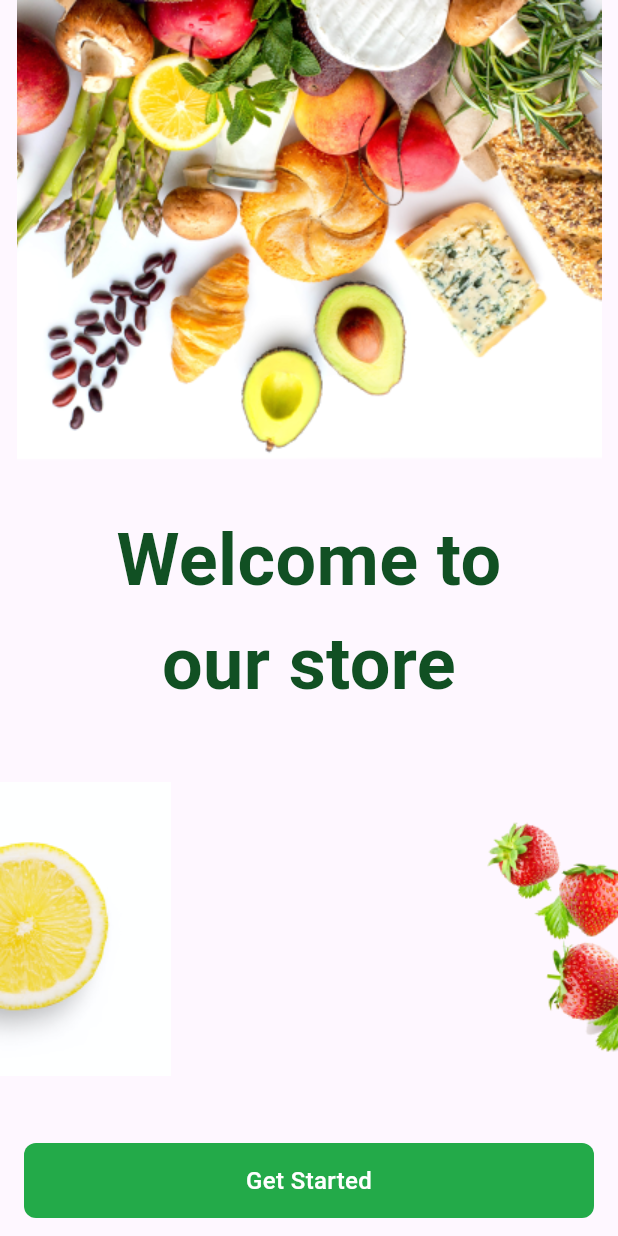
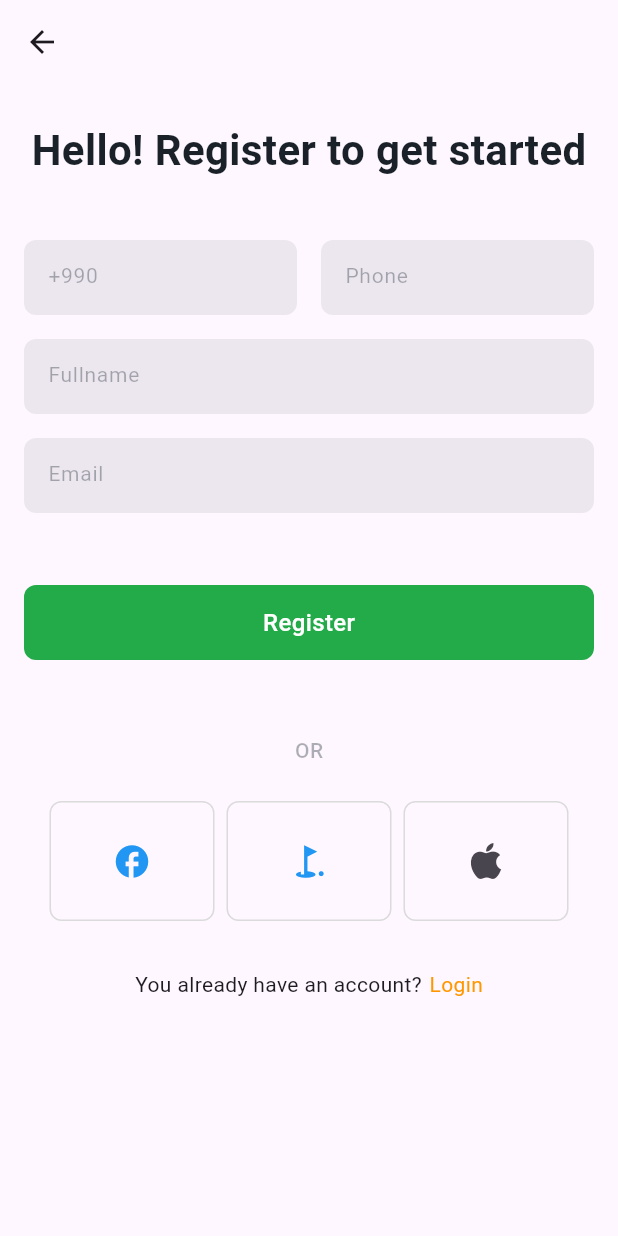
Before and after one commit to danicsaki/flutter_structure_cubit, a Flutter app: the screen it shows after launch, after a tap on "Get Started", on a phone screen of 412 x 824 dp. Run offline on Flutter 3.47's test engine with Material 2 defaults, Android fonts, the phone set to English and light mode, and no system bars; our stand-ins replace flutter_svg.

Commit message:
add_splash_onboarding_register_pages

```diff
--- /dev/null
+++ b/lib/config/app_router.dart
@@ -0,0 +1,49 @@
+import 'package:app_structure_example/screens/screens.dart';
+import 'package:flutter/material.dart';
+
+class AppRouter {
+  static Route onGenerateRoute(RouteSettings settings) {
+    debugPrint('The Route is: ${settings.name}');
+
+    switch (settings.name) {
+      case '/':
+        return SplashScreen.route();
+
+      case OnboardingScreen.routeName:
+        return OnboardingScreen.route();
+      case RegisterScreen.routeName:
+        return RegisterScreen.route();
+      // case CheckoutScreen.routeName:
+      //   return CheckoutScreen.route();
+      // case DeliveryTimeScreen.routeName:
+      //   return DeliveryTimeScreen.route();
+      // case FilterScreen.routeName:
+      //   return FilterScreen.route();
+      // // case HomeScreen.routeName:
+      // //   return HomeScreen.route();
+      // case LocationScreen.routeName:
+      //   return LocationScreen.route();
+      // case RestaurantDetailsScreen.routeName:
+      //   return RestaurantDetailsScreen.route(
+      //       restaurant: settings.arguments as Restaurant);
+      // case RestaurantListingScreen.routeName:
+      //   return RestaurantListingScreen.route(
+      //       restaurants: settings.arguments as List<Restaurant>);
+      // case VoucherScreen.routeName:
+      //   return VoucherScreen.route();
+      default:
+        return _errorRoute();
+    }
+  }
+
+  static Route _errorRoute() {
+    return MaterialPageRoute(
+      builder: (_) => Scaffold(
+        appBar: AppBar(
+          title: const Text('error'),
+        ),
+      ),
+      settings: const RouteSettings(name: '/error'),
+    );
+  }
+}
--- /dev/null
+++ b/lib/config/theme.dart
@@ -0,0 +1,56 @@
+import 'package:flutter/material.dart';
+
+Map<int, Color> color = {
+  50: const Color.fromRGBO(136, 14, 79, .1),
+  100: const Color.fromRGBO(136, 14, 79, .2),
+  200: const Color.fromRGBO(136, 14, 79, .3),
+  300: const Color.fromRGBO(136, 14, 79, .4),
+  400: const Color.fromRGBO(136, 14, 79, .5),
+  500: const Color.fromRGBO(136, 14, 79, .6),
+  600: const Color.fromRGBO(136, 14, 79, .7),
+  700: const Color.fromRGBO(136, 14, 79, .8),
+  800: const Color.fromRGBO(136, 14, 79, .9),
+  900: const Color.fromRGBO(136, 14, 79, 1),
+};
+
+ThemeData theme() {
+  return ThemeData(
+    colorScheme: ColorScheme.fromSwatch(
+      primarySwatch: MaterialColor(0xFFF23AA49, color),
+      // primaryColorDark: MaterialColor(0xFFFC0028, color),
+      // backgroundColor: const Color(0xFFF5F5F5),
+    ),
+    textTheme: const TextTheme(
+      displayLarge: TextStyle(
+        fontSize: 56,
+        fontWeight: FontWeight.w700,
+        color: Colors.white,
+      ),
+      displayMedium: TextStyle(
+        fontSize: 48,
+        fontWeight: FontWeight.w700,
+        color: Colors.white,
+      ),
+      displaySmall: TextStyle(
+        fontSize: 28,
+        fontWeight: FontWeight.w700,
+        color: Colors.white,
+      ),
+      titleLarge: TextStyle(
+        fontSize: 16,
+        fontWeight: FontWeight.w700,
+        color: Color(0xFF1A2128),
+      ),
+      bodyLarge: TextStyle(
+        fontSize: 16,
+        fontWeight: FontWeight.w500,
+        color: Color(0xFF1A2128),
+      ),
+      labelLarge: TextStyle(
+        fontSize: 14,
+        fontWeight: FontWeight.w500,
+        color: Color(0x851C2731),
+      ),
+    ),
+  );
+}
--- a/lib/main.dart
+++ b/lib/main.dart
@@ -1,3 +1,4 @@
+import 'package:app_structure_example/config/app_router.dart';
 import 'package:app_structure_example/screens/screens.dart';
 import 'package:flutter/material.dart';
 
@@ -16,7 +17,8 @@ class MyApp extends StatelessWidget {
         colorScheme: ColorScheme.fromSeed(seedColor: Colors.deepPurple),
         useMaterial3: true,
       ),
-      home: const SplashScreen(),
+      onGenerateRoute: AppRouter.onGenerateRoute,
+      initialRoute: SplashScreen.routeName,
     );
   }
 }
--- a/lib/screens/onboarding/onboarding_screen.dart
+++ b/lib/screens/onboarding/onboarding_screen.dart
@@ -1,7 +1,16 @@
 import 'package:flutter/material.dart';
 
 class OnboardingScreen extends StatelessWidget {
+  static const String routeName = '/onboarding';
+
   const OnboardingScreen({super.key});
+
+  static Route route() {
+    return MaterialPageRoute(
+      builder: (_) => const OnboardingScreen(),
+      settings: const RouteSettings(name: routeName),
+    );
+  }
 
   @override
   Widget build(BuildContext context) {
@@ -40,12 +49,7 @@ class OnboardingScreen extends StatelessWidget {
           ),
           InkWell(
             onTap: () {
-              Navigator.pushReplacement(
-                context,
-                MaterialPageRoute(
-                  builder: (context) => const OnboardingScreen(),
-                ),
-              );
+              Navigator.of(context).pushNamed('/register');
             },
             child: Padding(
               padding: const EdgeInsets.only(bottom: 30, left: 16, right: 16),
--- /dev/null
+++ b/lib/screens/register/register_screen.dart
@@ -0,0 +1,259 @@
+import 'package:flutter/material.dart';
+
+class RegisterScreen extends StatefulWidget {
+  static const String routeName = '/register';
+  const RegisterScreen({super.key});
+
+  static Route route() {
+    return MaterialPageRoute(
+      builder: (_) => const RegisterScreen(),
+      settings: const RouteSettings(name: routeName),
+    );
+  }
+
+  @override
+  State<RegisterScreen> createState() => _RegisterScreenState();
+}
+
+class _RegisterScreenState extends State<RegisterScreen> {
+  @override
+  Widget build(BuildContext context) {
+    Size screenSize = MediaQuery.of(context).size;
+    return Scaffold(
+      appBar: AppBar(),
+      body: Column(
+        children: [
+          const Padding(
+            padding: EdgeInsets.symmetric(horizontal: 20, vertical: 24),
+            child: Text(
+              'Hello! Register to get started',
+              style: TextStyle(
+                fontSize: 28,
+                fontWeight: FontWeight.w700,
+                color: Color(0xff1a2128),
+              ),
+            ),
+          ),
+          Padding(
+            padding: const EdgeInsets.all(16.0),
+            child: SizedBox(
+              height: 50,
+              child: Row(
+                children: [
+                  Expanded(
+                    child: Container(
+                      decoration: BoxDecoration(
+                        borderRadius: BorderRadius.circular(8),
+                      ),
+                      child: TextField(
+                        style: const TextStyle(fontSize: 14),
+                        decoration: InputDecoration(
+                          hintStyle: const TextStyle(
+                            fontSize: 14,
+                            color: Color(0x5C1C2731),
+                          ),
+                          hintText: '+990',
+                          fillColor: const Color(0x141c2731),
+                          filled: true,
+                          border: OutlineInputBorder(
+                            borderRadius: BorderRadius.circular(8),
+                            borderSide: BorderSide.none,
+                          ),
+                        ),
+                      ),
+                    ),
+                  ),
+                  const SizedBox(width: 16),
+                  Expanded(
+                    child: TextField(
+                      style: const TextStyle(fontSize: 14),
+                      decoration: InputDecoration(
+                        hintStyle: const TextStyle(
+                          fontSize: 14,
+                          color: Color(0x5C1C2731),
+                        ),
+                        hintText: 'Phone',
+                        fillColor: const Color(0x141C2731),
+                        filled: true,
+                        border: OutlineInputBorder(
+                          borderRadius: BorderRadius.circular(8),
+                          borderSide: BorderSide.none,
+                        ),
+                      ),
+                    ),
+                  ),
+                ],
+              ),
+            ),
+          ),
+          Padding(
+            padding: const EdgeInsets.only(left: 16, right: 16, bottom: 16),
+            child: SizedBox(
+              height: 50,
+              child: TextField(
+                style: const TextStyle(fontSize: 14),
+                decoration: InputDecoration(
+                  hintStyle: const TextStyle(
+                    fontSize: 14,
+                    color: Color(0x5C1C2731),
+                  ),
+                  hintText: 'Fullname',
+                  fillColor: const Color(0x141C2731),
+                  filled: true,
+                  border: OutlineInputBorder(
+                    borderRadius: BorderRadius.circular(8),
+                    borderSide: BorderSide.none,
+                  ),
+                ),
+              ),
+            ),
+          ),
+          Padding(
+            padding: const EdgeInsets.only(left: 16, right: 16, bottom: 32),
+            child: SizedBox(
+              height: 50,
+              child: TextField(
+                style: const TextStyle(fontSize: 14),
+                decoration: InputDecoration(
+                  hintStyle: const TextStyle(
+                    fontSize: 14,
+                    color: Color(0x5C1C2731),
+                  ),
+                  hintText: 'Email',
+                  fillColor: const Color(0x141C2731),
+                  filled: true,
+                  border: OutlineInputBorder(
+                    borderRadius: BorderRadius.circular(8),
+                    borderSide: BorderSide.none,
+                  ),
+                ),
+              ),
+            ),
+          ),
+          Padding(
+            padding: const EdgeInsets.all(16),
+            child: Container(
+              height: 50,
+              width: screenSize.width,
+              decoration: BoxDecoration(
+                  color: const Color(0xff23AA49),
+                  borderRadius: BorderRadius.circular(8)),
+              child: const Center(
+                child: Text(
+                  'Register',
+                  style: TextStyle(
+                    fontSize: 16,
+                    fontWeight: FontWeight.w500,
+                    color: Colors.white,
+                  ),
+                ),
+              ),
+            ),
+          ),
+          const SizedBox(height: 34),
+          const Center(
+            child: Text(
+              'OR',
+              style: TextStyle(
+                  fontSize: 14,
+                  fontWeight: FontWeight.w500,
+                  color: Color(0x5C1C2731)),
+            ),
+          ),
+          const SizedBox(height: 24),
+          Row(
+            mainAxisAlignment: MainAxisAlignment.center,
+            children: [
+              Container(
+                decoration: BoxDecoration(
+                  border: Border.all(
+                    color: const Color(0xffDBDBDB),
+                    width: 1.0,
+                  ),
+                  borderRadius:
+                      BorderRadius.circular(8.0), // Set the border radius here
+                ),
+                child: Padding(
+                  padding:
+                      const EdgeInsets.symmetric(vertical: 15, horizontal: 30),
+                  child: IconButton(
+                    icon: const Icon(
+                      Icons.facebook,
+                      size: 26,
+                      color: Colors.blue,
+                    ),
+                    onPressed: () {
+                      // Handle button press
+                    },
+                  ),
+                ),
+              ),
+              const SizedBox(width: 8),
+              Container(
+                decoration: BoxDecoration(
+                  border: Border.all(
+                    color: const Color(0xffDBDBDB),
+                    width: 1.0,
+                  ),
+                  borderRadius:
+                      BorderRadius.circular(8.0), // Set the border radius here
+                ),
+                child: Padding(
+                  padding:
+                      const EdgeInsets.symmetric(vertical: 15, horizontal: 30),
+                  child: IconButton(
+                    icon: const Icon(
+                      Icons.golf_course,
+                      size: 26,
+                      color: Colors.blue,
+                    ),
+                    onPressed: () {
+                      // Handle button press
+                    },
+                  ),
+                ),
+              ),
+              const SizedBox(width: 8),
+              Container(
+                decoration: BoxDecoration(
+                  border: Border.all(
+                    color: const Color(0xffDBDBDB),
+                    width: 1.0,
+                  ),
+                  borderRadius: BorderRadius.circular(8.0),
+                ),
+                child: Padding(
+                  padding:
+                      const EdgeInsets.symmetric(vertical: 15, horizontal: 30),
+                  child: IconButton(
+                    icon: const Icon(
+                      Icons.apple,
+                      size: 32,
+                    ),
+                    onPressed: () {
+                      // Handle button press
+                    },
+                  ),
+                ),
+              ),
+            ],
+          ),
+          const SizedBox(height: 32),
+          const Row(
+            mainAxisAlignment: MainAxisAlignment.center,
+            children: [
+              Text('You already have an account?'),
+              SizedBox(
+                width: 5,
+              ),
+              Text(
+                'Login',
+                style: TextStyle(color: Colors.orange),
+              ),
+            ],
+          )
+        ],
+      ),
+    );
+  }
+}
--- a/lib/screens/screens.dart
+++ b/lib/screens/screens.dart
@@ -1,2 +1,3 @@
 export 'splash/splash_screen.dart';
 export 'onboarding/onboarding_screen.dart';
+export 'register/register_screen.dart';
--- a/lib/screens/splash/splash_screen.dart
+++ b/lib/screens/splash/splash_screen.dart
@@ -1,20 +1,24 @@
-import 'package:app_structure_example/screens/screens.dart';
 import 'package:flutter/material.dart';
 import 'package:flutter_svg/flutter_svg.dart';
 
 class SplashScreen extends StatelessWidget {
+  static const String routeName = '/';
+
   const SplashScreen({super.key});
+
+  static Route route() {
+    return MaterialPageRoute(
+      builder: (_) => const SplashScreen(),
+      settings: const RouteSettings(name: routeName),
+    );
+  }
 
   @override
   Widget build(BuildContext context) {
     Future.delayed(const Duration(seconds: 3)).then(
       (value) {
-        Navigator.pushReplacement(
-          context,
-          MaterialPageRoute(
-            builder: (context) => const OnboardingScreen(),
-          ),
-        );
+        Navigator.of(context).pushNamedAndRemoveUntil(
+            '/onboarding', (Route<dynamic> route) => false);
       },
     );
     return Scaffold(
```
Also changed, not shown: 1 other file.
